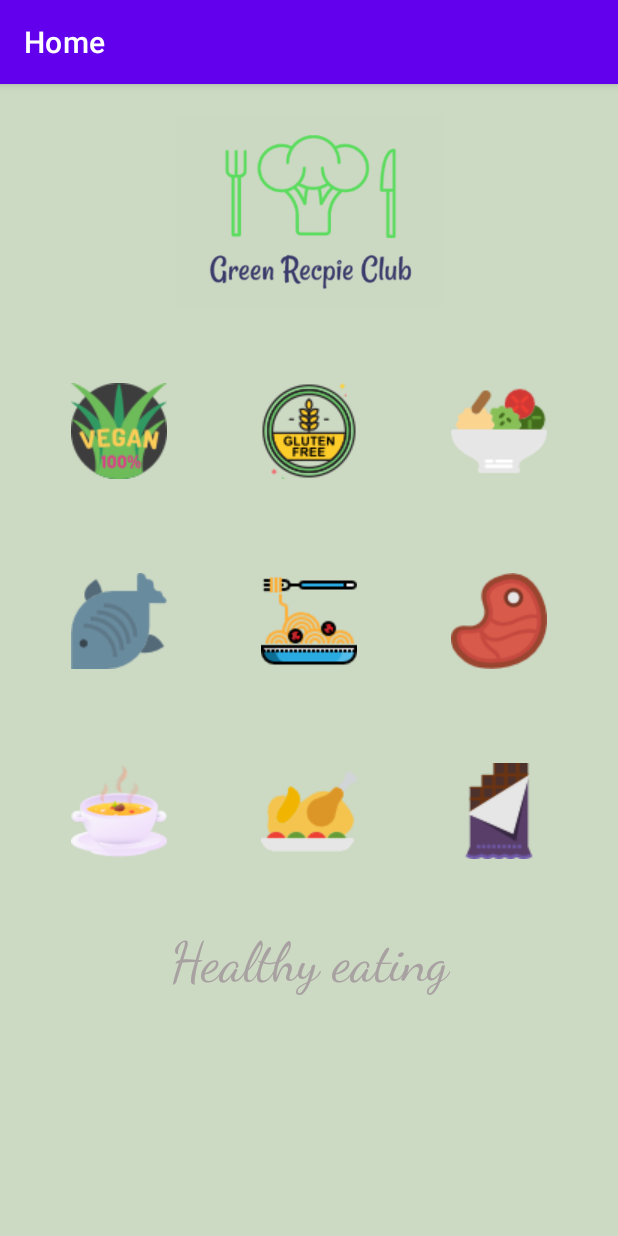
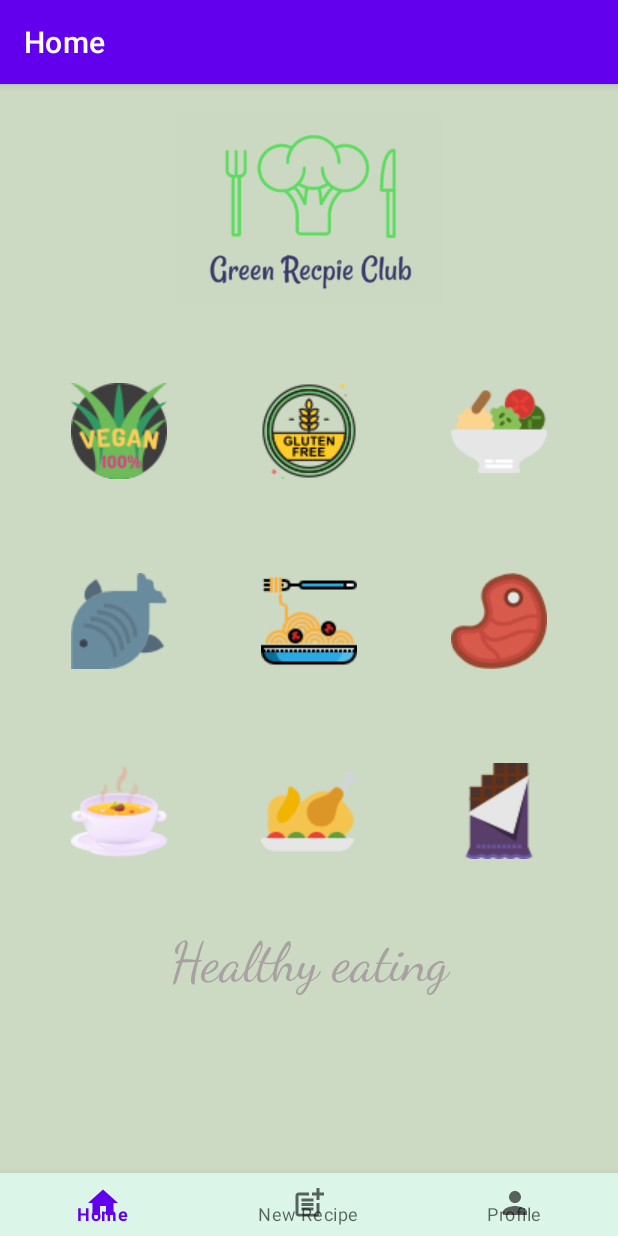
Before and after one commit to DianaLanciano/GreenRecipeClub, an Android app: the screen it shows after launch (MainActivity), on a phone screen of 412 x 824 dp. Run offline under Robolectric (Android 15) with nearby library versions, the phone set to English and light mode, and no system bars; our stand-ins replace navigation-ui; Roboto replaces fonts that are not available here.

Commit message:
added a bottom nav

```diff
--- a/app/build.gradle
+++ b/app/build.gradle
@@ -12,7 +12,7 @@ android {
         targetSdkVersion 30
         versionCode 1
         versionName "1.0"
-
+        multiDexEnabled true
         testInstrumentationRunner "androidx.test.runner.AndroidJUnitRunner"
     }
 
@@ -37,6 +37,7 @@ dependencies {
     implementation 'androidx.navigation:navigation-ui:2.2.2'
     implementation 'androidx.legacy:legacy-support-v4:1.0.0'
     implementation 'androidx.room:room-runtime:2.2.5'
+    implementation 'com.google.firebase:firebase-firestore:21.4.3'
     testImplementation 'junit:junit:4.+'
     androidTestImplementation 'androidx.test.ext:junit:1.1.2'
     androidTestImplementation 'androidx.test.espresso:espresso-core:3.3.0'
--- a/app/src/main/java/com/example/greenrecipeclub/MainActivity.java
+++ b/app/src/main/java/com/example/greenrecipeclub/MainActivity.java
@@ -6,6 +6,8 @@ import androidx.navigation.Navigation;
 import androidx.navigation.ui.NavigationUI;
 
 import android.os.Bundle;
+
+import com.google.android.material.bottomnavigation.BottomNavigationView;
 
 public class MainActivity extends AppCompatActivity {
 
@@ -17,5 +19,8 @@ public class MainActivity extends AppCompatActivity {
 
         NavController navController = Navigation.findNavController(this, R.id.main_navhost);
         NavigationUI.setupActionBarWithNavController(this, navController);
+
+        BottomNavigationView bottomNav = findViewById(R.id.bottom_manu);
+        NavigationUI.setupWithNavController(bottomNav,navController);
     }
 }
--- /dev/null
+++ b/app/src/main/res/drawable/add_icon.xml
@@ -0,0 +1,22 @@
+<vector xmlns:android="http://schemas.android.com/apk/res/android"
+    android:width="24dp"
+    android:height="24dp"
+    android:viewportWidth="24"
+    android:viewportHeight="24"
+    android:tint="?attr/colorControlNormal">
+  <path
+      android:fillColor="@android:color/white"
+      android:pathData="M17,19.22H5V7h7V5H5C3.9,5 3,5.9 3,7v12c0,1.1 0.9,2 2,2h12c1.1,0 2,-0.9 2,-2v-7h-2V19.22z"/>
+  <path
+      android:fillColor="@android:color/white"
+      android:pathData="M19,2h-2v3h-3c0.01,0.01 0,2 0,2h3v2.99c0.01,0.01 2,0 2,0V7h3V5h-3V2z"/>
+  <path
+      android:fillColor="@android:color/white"
+      android:pathData="M7,9h8v2h-8z"/>
+  <path
+      android:fillColor="@android:color/white"
+      android:pathData="M7,12l0,2l8,0l0,-2l-3,0z"/>
+  <path
+      android:fillColor="@android:color/white"
+      android:pathData="M7,15h8v2h-8z"/>
+</vector>
--- /dev/null
+++ b/app/src/main/res/drawable/home_icon.xml
@@ -0,0 +1,10 @@
+<vector xmlns:android="http://schemas.android.com/apk/res/android"
+    android:width="24dp"
+    android:height="24dp"
+    android:viewportWidth="24"
+    android:viewportHeight="24"
+    android:tint="?attr/colorControlNormal">
+  <path
+      android:fillColor="@android:color/white"
+      android:pathData="M10,20v-6h4v6h5v-8h3L12,3 2,12h3v8z"/>
+</vector>
--- /dev/null
+++ b/app/src/main/res/drawable/person_icon.xml
@@ -0,0 +1,10 @@
+<vector xmlns:android="http://schemas.android.com/apk/res/android"
+    android:width="24dp"
+    android:height="24dp"
+    android:viewportWidth="24"
+    android:viewportHeight="24"
+    android:tint="?attr/colorControlNormal">
+  <path
+      android:fillColor="@android:color/white"
+      android:pathData="M12,12c2.21,0 4,-1.79 4,-4s-1.79,-4 -4,-4 -4,1.79 -4,4 1.79,4 4,4zM12,14c-2.67,0 -8,1.34 -8,4v2h16v-2c0,-2.66 -5.33,-4 -8,-4z"/>
+</vector>
--- a/app/src/main/res/layout/activity_main.xml
+++ b/app/src/main/res/layout/activity_main.xml
@@ -15,4 +15,20 @@
         app:navGraph="@navigation/main_navigation"
         tools:layout_editor_absoluteX="0dp"
         tools:layout_editor_absoluteY="0dp" />
+
+
+    <com.google.android.material.bottomnavigation.BottomNavigationView
+        android:id="@+id/bottom_manu"
+        android:layout_width="412dp"
+        android:layout_height="42dp"
+        android:background="#dbf6e9"
+        app:labelVisibilityMode="labeled"
+        app:layout_constraintBottom_toBottomOf="parent"
+        app:layout_constraintEnd_toEndOf="parent"
+        app:layout_constraintHorizontal_bias="0.0"
+        app:layout_constraintStart_toStartOf="parent"
+        app:layout_constraintTop_toBottomOf="@+id/main_navigation"
+        app:layout_constraintVertical_bias="1.0"
+        app:menu="@menu/bottom_manu" />
+
 </androidx.constraintlayout.widget.ConstraintLayout>
--- /dev/null
+++ b/app/src/main/res/menu/bottom_manu.xml
@@ -0,0 +1,16 @@
+<?xml version="1.0" encoding="utf-8"?>
+<menu xmlns:android="http://schemas.android.com/apk/res/android">
+
+    <item
+        android:id="@+id/homeFragment"
+        android:icon="@drawable/home_icon"
+        android:title="Home" />
+    <item
+        android:id="@+id/addNewRecipeFragment"
+        android:icon="@drawable/add_icon"
+        android:title="New Recipe" />
+    <item
+        android:id="@+id/userProfileFragment"
+        android:icon="@drawable/person_icon"
+        android:title="Profile" />
+</menu>
```
Also changed, not shown: app/src/main/java/com/example/greenrecipeclub/model/Model.java (+9 -16 lines), app/src/main/java/com/example/greenrecipeclub/model/ModelFirebase.java (+31 -0 lines), app/src/main/java/com/example/greenrecipeclub/model/RecipeDao.java (+16 -12 lines), app/src/main/java/com/example/greenrecipeclub/model/User.java (+4 -4 lines), app/src/main/res/drawable/ic_baseline_account_circle_24.xml (added, +10 -0 lines), app/src/main/res/drawable/ic_baseline_add_circle_24.xml (added, +10 -0 lines), app/src/main/res/drawable/ic_baseline_home_24.xml (added, +10 -0 lines).
